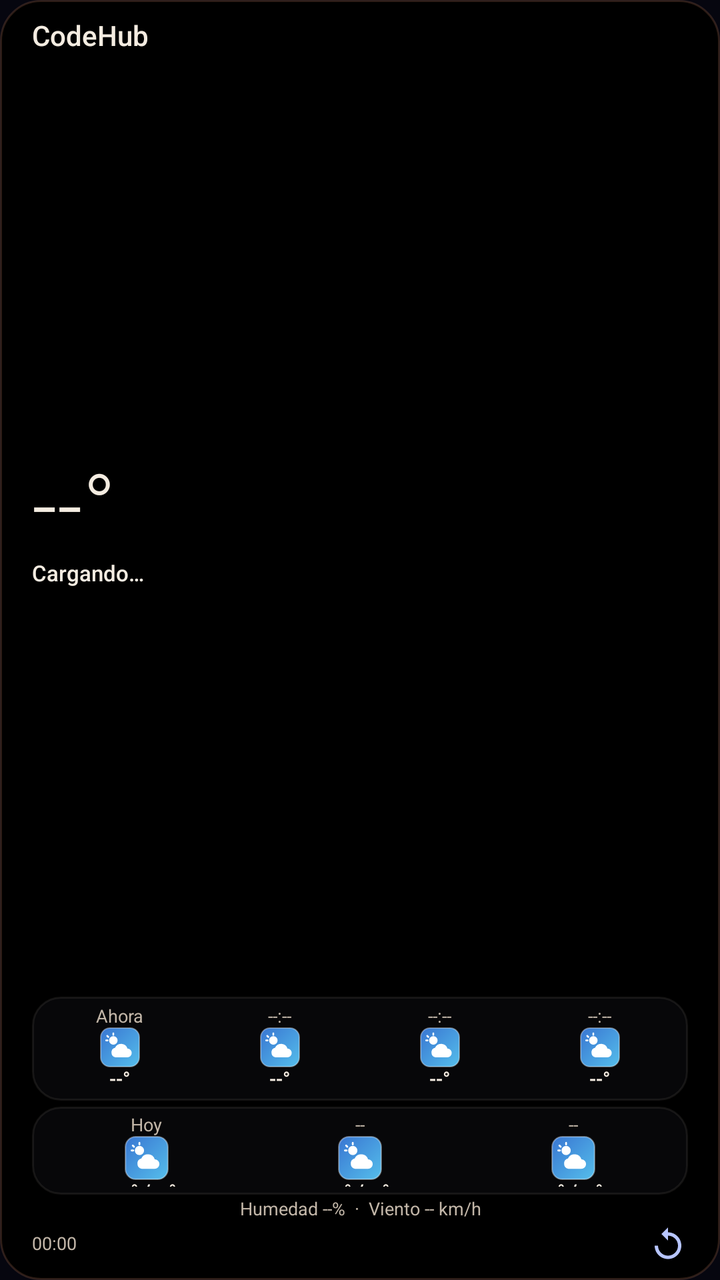
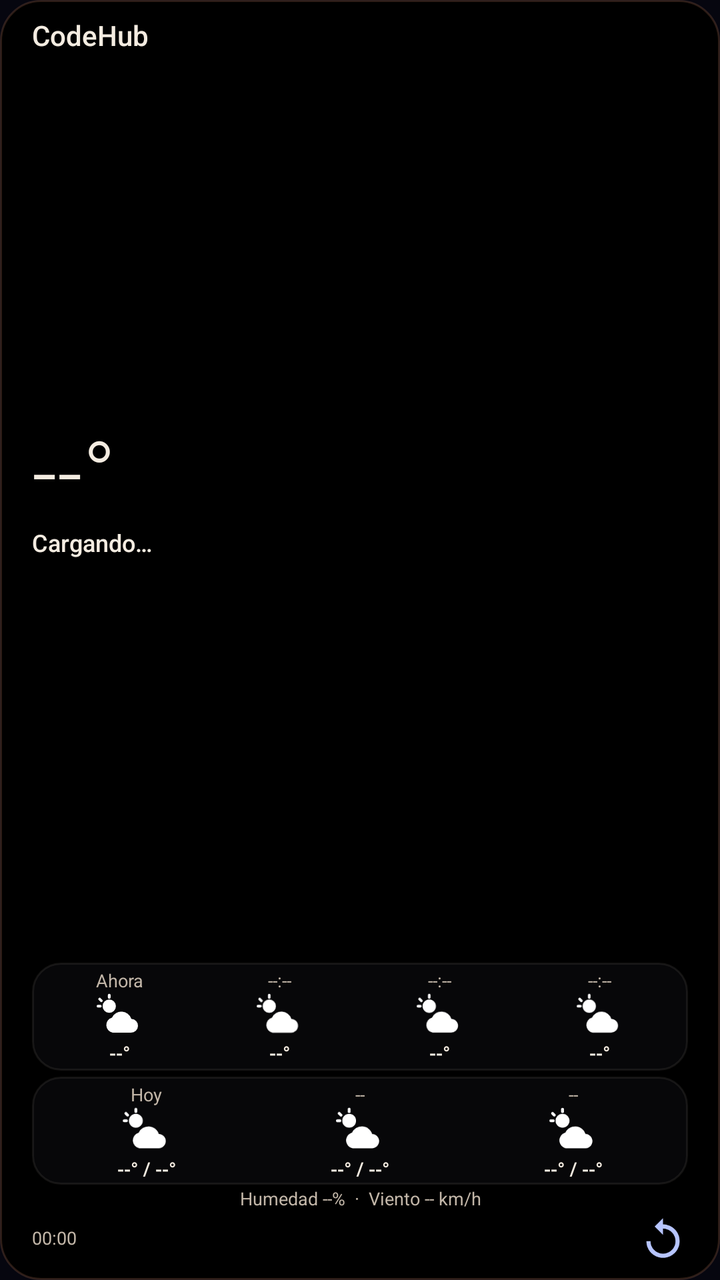

Screens rendered from an Android XML layout before and after an edit, with the pre-edit source and the edit as a unified diff.
<!-- AndroidManifest.xml: application theme Theme.CodeHub -->
<!-- res/layout/widget_weather.xml -->
<?xml version="1.0" encoding="utf-8"?>
<FrameLayout xmlns:android="http://schemas.android.com/apk/res/android"
    android:id="@+id/widget_root"
    android:layout_width="match_parent"
    android:layout_height="match_parent"
    android:background="@drawable/widget_background">

    <ImageView
        android:id="@+id/widget_bg_image"
        android:layout_width="match_parent"
        android:layout_height="match_parent"
        android:scaleType="fitXY"
        android:contentDescription="@null" />

    <LinearLayout
        android:layout_width="match_parent"
        android:layout_height="match_parent"
        android:orientation="vertical"
        android:paddingStart="16dp"
        android:paddingTop="10dp"
        android:paddingEnd="16dp"
        android:paddingBottom="8dp">

        
        <LinearLayout
            android:layout_width="match_parent"
            android:layout_height="wrap_content"
            android:orientation="horizontal"
            android:gravity="center_vertical">

            <TextView
                android:includeFontPadding="false"
                android:id="@+id/widget_city"
                android:layout_width="0dp"
                android:layout_height="wrap_content"
                android:layout_weight="1"
                android:text="CodeHub"
                android:textColor="#F4ECE1"
                android:textSize="14sp"
                android:fontFamily="sans-serif-medium"
                android:maxLines="1"
                android:ellipsize="end" />

            <TextView
                android:includeFontPadding="false"
                android:id="@+id/widget_updated"
                android:layout_width="wrap_content"
                android:layout_height="wrap_content"
                android:text=""
                android:textColor="#C2B6A8"
                android:textSize="11sp"
                android:maxLines="1" />
        </LinearLayout>

        
        <LinearLayout
            android:layout_width="match_parent"
            android:layout_height="0dp"
            android:layout_weight="1"
            android:orientation="vertical"
            android:gravity="center_vertical">

            <TextView
                android:includeFontPadding="false"
                android:id="@+id/widget_temp"
                android:layout_width="wrap_content"
                android:layout_height="wrap_content"
                android:text="--°"
                android:textColor="#F4ECE1"
                android:textSize="44sp"
                android:fontFamily="sans-serif-light"
                android:maxLines="1" />

            <LinearLayout
                android:layout_width="match_parent"
                android:layout_height="wrap_content"
                android:layout_marginTop="1dp"
                android:orientation="horizontal"
                android:gravity="center_vertical">

                <TextView
                    android:includeFontPadding="false"
                    android:id="@+id/widget_condition"
                    android:layout_width="0dp"
                    android:layout_height="wrap_content"
                    android:layout_weight="1"
                    android:text="Cargando…"
                    android:textColor="#F4ECE1"
                    android:textSize="11sp"
                    android:fontFamily="sans-serif-medium"
                    android:maxLines="1"
                    android:ellipsize="end" />

                <TextView
                    android:includeFontPadding="false"
                    android:id="@+id/widget_feels"
                    android:layout_width="wrap_content"
                    android:layout_height="wrap_content"
                    android:paddingStart="8dp"
                    android:text=""
                    android:textColor="#C2B6A8"
                    android:textSize="10sp"
                    android:maxLines="1" />
            </LinearLayout>
        </LinearLayout>

        
        <LinearLayout
            android:id="@+id/widget_hourly"
            android:layout_width="match_parent"
            android:layout_height="52dp"
            android:layout_marginTop="3dp"
            android:orientation="horizontal"
            android:gravity="center_vertical"
            android:background="@drawable/widget_glass"
            android:paddingStart="4dp"
            android:paddingEnd="4dp"
            android:paddingTop="4dp"
            android:paddingBottom="4dp">

            <LinearLayout
                android:layout_width="0dp"
                android:layout_height="wrap_content"
                android:layout_weight="1"
                android:orientation="vertical"
                android:gravity="center">

                <TextView
                    android:includeFontPadding="false"
                    android:id="@+id/widget_h1_time"
                    android:layout_width="wrap_content"
                    android:layout_height="wrap_content"
                    android:text="Ahora"
                    android:textColor="#C2B6A8"
                    android:textSize="9sp"
                    android:maxLines="1" />

                <ImageView
                    android:id="@+id/widget_h1_icon"
                    android:layout_width="20dp"
                    android:layout_height="20dp"
                    android:contentDescription="@null"
                    android:src="@drawable/widget_weather_icon_preview" />

                <TextView
                    android:includeFontPadding="false"
                    android:id="@+id/widget_h1_temp"
                    android:layout_width="wrap_content"
                    android:layout_height="wrap_content"
                    android:text="--°"
                    android:textColor="#F4ECE1"
                    android:textSize="10sp"
                    android:fontFamily="sans-serif-medium"
                    android:maxLines="1" />
            </LinearLayout>

            <LinearLayout
                android:layout_width="0dp"
                android:layout_height="wrap_content"
                android:layout_weight="1"
                android:orientation="vertical"
                android:gravity="center">

                <TextView
                    android:includeFontPadding="false"
                    android:id="@+id/widget_h2_time"
                    android:layout_width="wrap_content"
                    android:layout_height="wrap_content"
                    android:text="--:--"
                    android:textColor="#C2B6A8"
                    android:textSize="9sp"
                    android:maxLines="1" />

                <ImageView
                    android:id="@+id/widget_h2_icon"
                    android:layout_width="20dp"
                    android:layout_height="20dp"
                    android:contentDescription="@null"
                    android:src="@drawable/widget_weather_icon_preview" />

                <TextView
                    android:includeFontPadding="false"
                    android:id="@+id/widget_h2_temp"
                    android:layout_width="wrap_content"
                    android:layout_height="wrap_content"
                    android:text="--°"
                    android:textColor="#F4ECE1"
                    android:textSize="10sp"
                    android:fontFamily="sans-serif-medium"
                    android:maxLines="1" />
            </LinearLayout>

            <LinearLayout
                android:layout_width="0dp"
                android:layout_height="wrap_content"
                android:layout_weight="1"
                android:orientation="vertical"
                android:gravity="center">

                <TextView
                    android:includeFontPadding="false"
                    android:id="@+id/widget_h3_time"
                    android:layout_width="wrap_content"
                    android:layout_height="wrap_content"
                    android:text="--:--"
                    android:textColor="#C2B6A8"
                    android:textSize="9sp"
                    android:maxLines="1" />

                <ImageView
                    android:id="@+id/widget_h3_icon"
                    android:layout_width="20dp"
                    android:layout_height="20dp"
                    android:contentDescription="@null"
                    android:src="@drawable/widget_weather_icon_preview" />

                <TextView
                    android:includeFontPadding="false"
                    android:id="@+id/widget_h3_temp"
                    android:layout_width="wrap_content"
                    android:layout_height="wrap_content"
                    android:text="--°"
                    android:textColor="#F4ECE1"
                    android:textSize="10sp"
                    android:fontFamily="sans-serif-medium"
                    android:maxLines="1" />
            </LinearLayout>

            <LinearLayout
                android:layout_width="0dp"
                android:layout_height="wrap_content"
                android:layout_weight="1"
                android:orientation="vertical"
                android:gravity="center">

                <TextView
                    android:includeFontPadding="false"
                    android:id="@+id/widget_h4_time"
                    android:layout_width="wrap_content"
                    android:layout_height="wrap_content"
                    android:text="--:--"
                    android:textColor="#C2B6A8"
                    android:textSize="9sp"
                    android:maxLines="1" />

                <ImageView
                    android:id="@+id/widget_h4_icon"
                    android:layout_width="20dp"
                    android:layout_height="20dp"
                    android:contentDescription="@null"
                    android:src="@drawable/widget_weather_icon_preview" />

                <TextView
                    android:includeFontPadding="false"
                    android:id="@+id/widget_h4_temp"
                    android:layout_width="wrap_content"
                    android:layout_height="wrap_content"
                    android:text="--°"
                    android:textColor="#F4ECE1"
                    android:textSize="10sp"
                    android:fontFamily="sans-serif-medium"
                    android:maxLines="1" />
            </LinearLayout>
        </LinearLayout>

        
        <LinearLayout
            android:id="@+id/widget_daily"
            android:layout_width="match_parent"
            android:layout_height="44dp"
            android:layout_marginTop="3dp"
            android:orientation="horizontal"
            android:gravity="center_vertical"
            android:background="@drawable/widget_glass"
            android:paddingStart="4dp"
            android:paddingEnd="4dp"
            android:paddingTop="4dp"
            android:paddingBottom="4dp">

            <LinearLayout
                android:layout_width="0dp"
                android:layout_height="wrap_content"
                android:layout_weight="1"
                android:orientation="vertical"
                android:gravity="center">

                <TextView
                    android:includeFontPadding="false"
                    android:id="@+id/widget_d1_day"
                    android:layout_width="wrap_content"
                    android:layout_height="wrap_content"
                    android:text="Hoy"
                    android:textColor="#C2B6A8"
                    android:textSize="9sp"
                    android:maxLines="1" />

                <ImageView
                    android:id="@+id/widget_d1_icon"
                    android:layout_width="22dp"
                    android:layout_height="22dp"
                    android:contentDescription="@null"
                    android:src="@drawable/widget_weather_icon_preview" />

                <TextView
                    android:includeFontPadding="false"
                    android:id="@+id/widget_d1_temp"
                    android:layout_width="wrap_content"
                    android:layout_height="wrap_content"
                    android:text="--° / --°"
                    android:textColor="#F4ECE1"
                    android:textSize="10sp"
                    android:fontFamily="sans-serif-medium"
                    android:maxLines="1" />
            </LinearLayout>

            <LinearLayout
                android:layout_width="0dp"
                android:layout_height="wrap_content"
                android:layout_weight="1"
                android:orientation="vertical"
                android:gravity="center">

                <TextView
                    android:includeFontPadding="false"
                    android:id="@+id/widget_d2_day"
                    android:layout_width="wrap_content"
                    android:layout_height="wrap_content"
                    android:text="--"
                    android:textColor="#C2B6A8"
                    android:textSize="9sp"
                    android:maxLines="1" />

                <ImageView
                    android:id="@+id/widget_d2_icon"
                    android:layout_width="22dp"
                    android:layout_height="22dp"
                    android:contentDescription="@null"
                    android:src="@drawable/widget_weather_icon_preview" />

                <TextView
                    android:includeFontPadding="false"
                    android:id="@+id/widget_d2_temp"
                    android:layout_width="wrap_content"
                    android:layout_height="wrap_content"
                    android:text="--° / --°"
                    android:textColor="#F4ECE1"
                    android:textSize="10sp"
                    android:fontFamily="sans-serif-medium"
                    android:maxLines="1" />
            </LinearLayout>

            <LinearLayout
                android:layout_width="0dp"
                android:layout_height="wrap_content"
                android:layout_weight="1"
                android:orientation="vertical"
                android:gravity="center">

                <TextView
                    android:includeFontPadding="false"
                    android:id="@+id/widget_d3_day"
                    android:layout_width="wrap_content"
                    android:layout_height="wrap_content"
                    android:text="--"
                    android:textColor="#C2B6A8"
                    android:textSize="9sp"
                    android:maxLines="1" />

                <ImageView
                    android:id="@+id/widget_d3_icon"
                    android:layout_width="22dp"
                    android:layout_height="22dp"
                    android:contentDescription="@null"
                    android:src="@drawable/widget_weather_icon_preview" />

                <TextView
                    android:includeFontPadding="false"
                    android:id="@+id/widget_d3_temp"
                    android:layout_width="wrap_content"
                    android:layout_height="wrap_content"
                    android:text="--° / --°"
                    android:textColor="#F4ECE1"
                    android:textSize="10sp"
                    android:fontFamily="sans-serif-medium"
                    android:maxLines="1" />
            </LinearLayout>
        </LinearLayout>

        
        <TextView
            android:includeFontPadding="false"
            android:id="@+id/widget_details"
            android:layout_width="match_parent"
            android:layout_height="wrap_content"
            android:layout_marginTop="2dp"
            android:text="Humedad --%  ·  Viento -- km/h"
            android:textColor="#C2B6A8"
            android:textSize="9sp"
            android:gravity="center"
            android:maxLines="1"
            android:ellipsize="end" />

        
        <LinearLayout
            android:layout_width="match_parent"
            android:layout_height="wrap_content"
            android:layout_marginTop="2dp"
            android:orientation="horizontal"
            android:gravity="center_vertical">

            <Chronometer
                android:includeFontPadding="false"
                android:id="@+id/widget_updated2"
                android:layout_width="0dp"
                android:layout_height="wrap_content"
                android:layout_weight="1"
                android:text=""
                android:textColor="#C2B6A8"
                android:textSize="9sp"
                android:maxLines="1" />

            <ProgressBar
                android:id="@+id/widget_refresh_progress"
                style="?android:attr/progressBarStyleSmall"
                android:layout_width="14dp"
                android:layout_height="14dp"
                android:visibility="gone" />

            <ImageView
                android:id="@+id/widget_refresh"
                android:layout_width="20dp"
                android:layout_height="20dp"
                android:src="@drawable/ic_store_refresh"
                android:scaleType="fitCenter"
                android:contentDescription="Actualizar clima" />
        </LinearLayout>
    </LinearLayout>
</FrameLayout>
<!-- resources referenced by this layout -->
<resources>
  <!-- drawable ic_store_refresh (drawable) -->
  <vector xmlns:android="http://schemas.android.com/apk/res/android"
      android:width="24dp" android:height="24dp" android:viewportWidth="24" android:viewportHeight="24">
      <path android:fillColor="#FFB7C5FF" android:pathData="M12,5V2L8,6l4,4V7c3.31,0 6,2.69 6,6s-2.69,6 -6,6 -6,-2.69 -6,-6H4c0,4.42 3.58,8 8,8s8,-3.58 8,-8 -3.58,-8 -8,-8z" />
  </vector>
  <!-- drawable widget_background (drawable) -->
  <?xml version="1.0" encoding="utf-8"?>
  <shape xmlns:android="http://schemas.android.com/apk/res/android"
      android:shape="rectangle">
      <solid android:color="#FF000000" />
      <corners android:radius="20dp" />
      <stroke
          android:width="1dp"
          android:color="#33D98A67" />
  </shape>
  <!-- drawable widget_glass (drawable) -->
  <?xml version="1.0" encoding="utf-8"?>
  <shape xmlns:android="http://schemas.android.com/apk/res/android"
      android:shape="rectangle">
      <corners android:radius="14dp" />
      <solid android:color="#E608080A" />
      <stroke
          android:width="1dp"
          android:color="#14F4ECE1" />
  </shape>
  <!-- drawable widget_weather_icon_preview (drawable) -->
  <?xml version="1.0" encoding="utf-8"?>
  <layer-list xmlns:android="http://schemas.android.com/apk/res/android">
      <item>
          <shape android:shape="rectangle">
              <gradient android:angle="135" android:startColor="#FF55BEEB" android:endColor="#FF3976D2" />
              <corners android:radius="7dp" />
              <stroke android:width="1dp" android:color="#55FFFFFF" />
          </shape>
      </item>
      <item android:left="3dp" android:top="3dp" android:right="3dp" android:bottom="3dp" android:drawable="@drawable/ic_wx_partly" />
  </layer-list>
  <style name="Theme.CodeHub" parent="android:Theme.Material.NoActionBar">
          <item name="android:colorPrimary">#2f80ed</item>
          <item name="android:colorPrimaryDark">#080810</item>
          <item name="android:colorAccent">#2f80ed</item>
          <item name="android:windowBackground">#080810</item>
          <item name="android:statusBarColor">#080810</item>
          <item name="android:navigationBarColor">#080810</item>
          <item name="android:windowFullscreen">false</item>
          <item name="android:windowTranslucentStatus">false</item>
          <item name="android:windowTranslucentNavigation">false</item>
      </style>
  <!-- drawable ic_wx_partly (drawable) -->
  <?xml version="1.0" encoding="utf-8"?>
  <vector xmlns:android="http://schemas.android.com/apk/res/android"
      android:width="24dp"
      android:height="24dp"
      android:viewportWidth="24"
      android:viewportHeight="24">
      <path
          android:fillColor="#FFFFFFFF"
          android:pathData="M7,3.6A3.2,3.2 0 1,0 7,10A3.2,3.2 0 1,0 7,3.6Z" />
      <path
          android:pathData="M7,1.5L7,2.6M2.4,3.4L3.2,4.2M1.6,6.8L2.7,6.8"
          android:strokeColor="#FFFFFFFF"
          android:strokeLineCap="round"
          android:strokeWidth="1.3" />
      <path
          android:fillColor="#FFFFFFFF"
          android:pathData="M8.6,19.5H17.4A3.3,3.3 0 0,0 17.6,12.9A5,5 0 0,0 8.3,12.3A3.7,3.7 0 0,0 8.6,19.5Z" />
  </vector>
</resources>

<!-- the commit's change to res/layout/widget_weather.xml (unified diff, before → after) -->
@@ -53,62 +53,63 @@
         </LinearLayout>
 
         
-        <LinearLayout
-            android:layout_width="match_parent"
-            android:layout_height="0dp"
-            android:layout_weight="1"
-            android:orientation="vertical"
-            android:gravity="center_vertical">
-
-            <TextView
-                android:includeFontPadding="false"
-                android:id="@+id/widget_temp"
-                android:layout_width="wrap_content"
-                android:layout_height="wrap_content"
-                android:text="--°"
-                android:textColor="#F4ECE1"
-                android:textSize="44sp"
-                android:fontFamily="sans-serif-light"
-                android:maxLines="1" />
-
-            <LinearLayout
+                    <FrameLayout
                 android:layout_width="match_parent"
-                android:layout_height="wrap_content"
-                android:layout_marginTop="1dp"
-                android:orientation="horizontal"
-                android:gravity="center_vertical">
-
-                <TextView
-                    android:includeFontPadding="false"
-                    android:id="@+id/widget_condition"
-                    android:layout_width="0dp"
-                    android:layout_height="wrap_content"
-                    android:layout_weight="1"
-                    android:text="Cargando…"
-                    android:textColor="#F4ECE1"
-                    android:textSize="11sp"
-                    android:fontFamily="sans-serif-medium"
-                    android:maxLines="1"
-                    android:ellipsize="end" />
-
-                <TextView
-                    android:includeFontPadding="false"
-                    android:id="@+id/widget_feels"
-                    android:layout_width="wrap_content"
-                    android:layout_height="wrap_content"
-                    android:paddingStart="8dp"
-                    android:text=""
-                    android:textColor="#C2B6A8"
-                    android:textSize="10sp"
-                    android:maxLines="1" />
-            </LinearLayout>
-        </LinearLayout>
+                android:layout_height="0dp"
+                android:layout_weight="1">
+                <LinearLayout
+                    android:layout_width="match_parent"
+                    android:layout_height="match_parent"
+                    android:gravity="center_vertical"
+                    android:orientation="vertical"
+                    android:paddingEnd="76dp">
+                    <TextView
+                        android:includeFontPadding="false"
+                        android:id="@+id/widget_temp"
+                        android:layout_width="wrap_content"
+                        android:layout_height="wrap_content"
+                        android:fontFamily="sans-serif-light"
+                        android:maxLines="1"
+                        android:text="--°"
+                        android:textColor="#F4ECE1"
+                        android:textSize="44sp" />
+                    <TextView
+                        android:includeFontPadding="false"
+                        android:id="@+id/widget_condition"
+                        android:layout_width="match_parent"
+                        android:layout_height="wrap_content"
+                        android:layout_marginTop="2dp"
+                        android:ellipsize="end"
+                        android:fontFamily="sans-serif-medium"
+                        android:maxLines="1"
+                        android:text="Cargando…"
+                        android:textColor="#F4ECE1"
+                        android:textSize="12sp" />
+                    <TextView
+                        android:includeFontPadding="false"
+                        android:id="@+id/widget_feels"
+                        android:layout_width="wrap_content"
+                        android:layout_height="wrap_content"
+                        android:layout_marginTop="2dp"
+                        android:maxLines="1"
+                        android:text=""
+                        android:textColor="#C2B6A8"
+                        android:textSize="10sp" />
+                </LinearLayout>
+                <ImageView
+                    android:id="@+id/widget_hero_icon"
+                    android:layout_width="72dp"
+                    android:layout_height="72dp"
+                    android:layout_gravity="end|center_vertical"
+                    android:contentDescription="Icono del estado del tiempo"
+                    android:scaleType="fitCenter" />
+            </FrameLayout>
 
         
         <LinearLayout
             android:id="@+id/widget_hourly"
             android:layout_width="match_parent"
-            android:layout_height="52dp"
+            android:layout_height="54dp"
             android:layout_marginTop="3dp"
             android:orientation="horizontal"
             android:gravity="center_vertical"
@@ -137,8 +138,8 @@
 
                 <ImageView
                     android:id="@+id/widget_h1_icon"
-                    android:layout_width="20dp"
-                    android:layout_height="20dp"
+                    android:layout_width="25dp"
+                    android:layout_height="25dp"
                     android:contentDescription="@null"
                     android:src="@drawable/widget_weather_icon_preview" />
 
@@ -173,8 +174,8 @@
 
                 <ImageView
                     android:id="@+id/widget_h2_icon"
-                    android:layout_width="20dp"
-                    android:layout_height="20dp"
+                    android:layout_width="25dp"
+                    android:layout_height="25dp"
                     android:contentDescription="@null"
                     android:src="@drawable/widget_weather_icon_preview" />
 
@@ -209,8 +210,8 @@
 
                 <ImageView
                     android:id="@+id/widget_h3_icon"
-                    android:layout_width="20dp"
-                    android:layout_height="20dp"
+                    android:layout_width="25dp"
+                    android:layout_height="25dp"
                     android:contentDescription="@null"
                     android:src="@drawable/widget_weather_icon_preview" />
 
@@ -245,8 +246,8 @@
 
                 <ImageView
                     android:id="@+id/widget_h4_icon"
-                    android:layout_width="20dp"
-                    android:layout_height="20dp"
+                    android:layout_width="25dp"
+                    android:layout_height="25dp"
                     android:contentDescription="@null"
                     android:src="@drawable/widget_weather_icon_preview" />
 
@@ -267,7 +268,7 @@
         <LinearLayout
             android:id="@+id/widget_daily"
             android:layout_width="match_parent"
-            android:layout_height="44dp"
+            android:layout_height="54dp"
             android:layout_marginTop="3dp"
             android:orientation="horizontal"
             android:gravity="center_vertical"
@@ -296,8 +297,8 @@
 
                 <ImageView
                     android:id="@+id/widget_d1_icon"
-                    android:layout_width="22dp"
-                    android:layout_height="22dp"
+                    android:layout_width="26dp"
+                    android:layout_height="26dp"
                     android:contentDescription="@null"
                     android:src="@drawable/widget_weather_icon_preview" />
 
@@ -332,8 +333,8 @@
 
                 <ImageView
                     android:id="@+id/widget_d2_icon"
-                    android:layout_width="22dp"
-                    android:layout_height="22dp"
+                    android:layout_width="26dp"
+                    android:layout_height="26dp"
                     android:contentDescription="@null"
                     android:src="@drawable/widget_weather_icon_preview" />
 
@@ -368,8 +369,8 @@
 
                 <ImageView
                     android:id="@+id/widget_d3_icon"
-                    android:layout_width="22dp"
-                    android:layout_height="22dp"
+                    android:layout_width="26dp"
+                    android:layout_height="26dp"
                     android:contentDescription="@null"
                     android:src="@drawable/widget_weather_icon_preview" />
 
@@ -428,8 +429,8 @@
 
             <ImageView
                 android:id="@+id/widget_refresh"
-                android:layout_width="20dp"
-                android:layout_height="20dp"
+                android:layout_width="25dp"
+                android:layout_height="25dp"
                 android:src="@drawable/ic_store_refresh"
                 android:scaleType="fitCenter"
                 android:contentDescription="Actualizar clima" />
<!-- resource entries referenced after the edit -->
@@ -28,14 +28,7 @@
   <!-- drawable widget_weather_icon_preview (drawable) -->
   <?xml version="1.0" encoding="utf-8"?>
   <layer-list xmlns:android="http://schemas.android.com/apk/res/android">
-      <item>
-          <shape android:shape="rectangle">
-              <gradient android:angle="135" android:startColor="#FF55BEEB" android:endColor="#FF3976D2" />
-              <corners android:radius="7dp" />
-              <stroke android:width="1dp" android:color="#55FFFFFF" />
-          </shape>
-      </item>
-      <item android:left="3dp" android:top="3dp" android:right="3dp" android:bottom="3dp" android:drawable="@drawable/ic_wx_partly" />
+      <item android:drawable="@drawable/ic_wx_partly" />
   </layer-list>
   <style name="Theme.CodeHub" parent="android:Theme.Material.NoActionBar">
           <item name="android:colorPrimary">#2f80ed</item>
